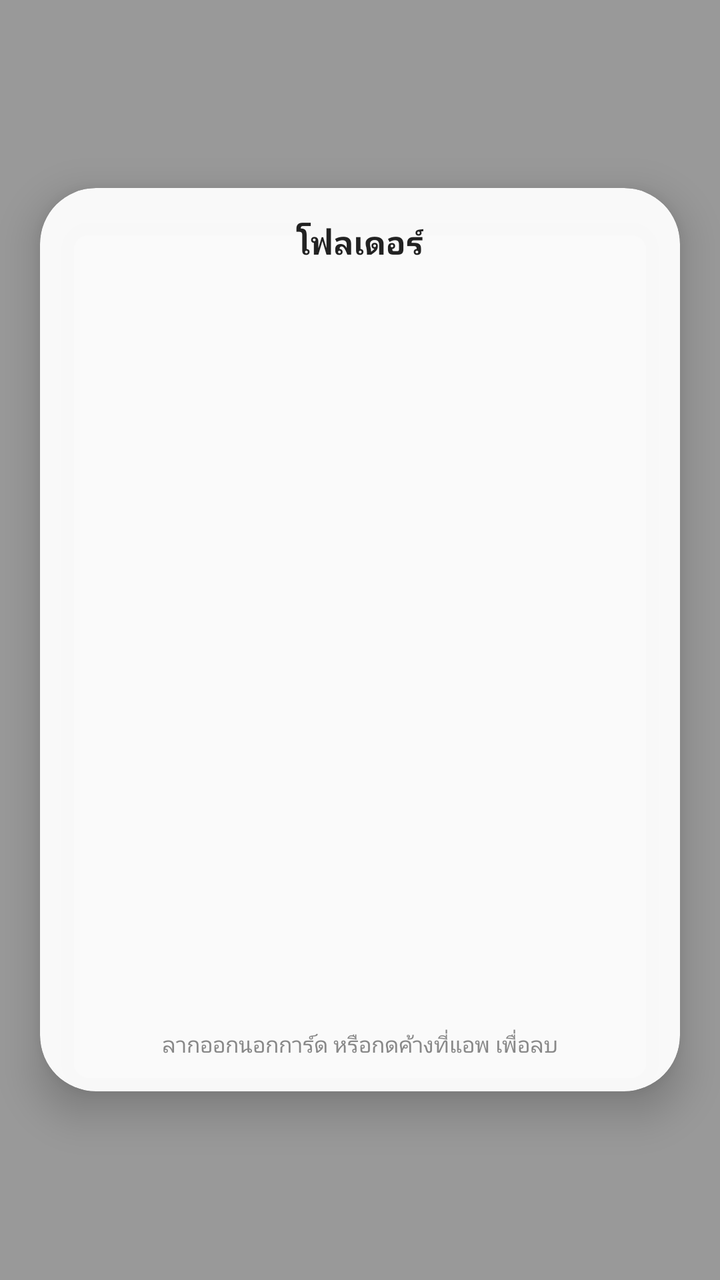
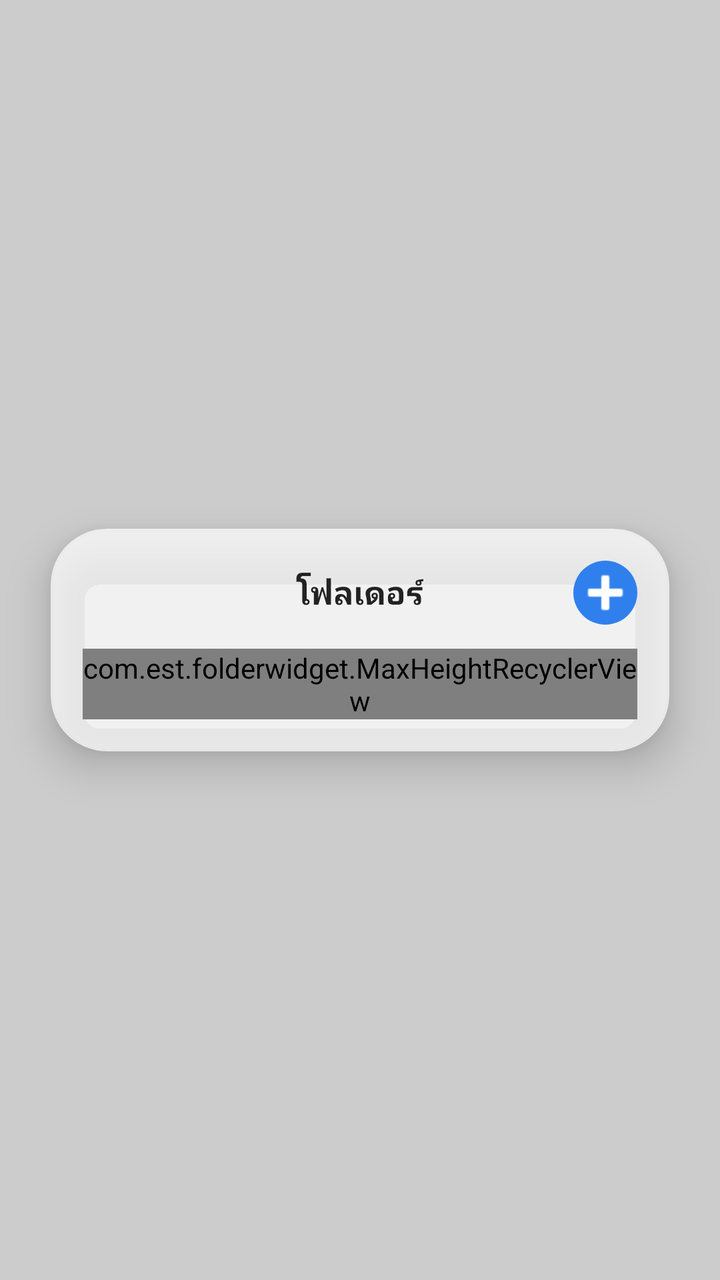

The first picture is an Android layout as it rendered before a commit; the second is the same layout after the commit. The layout source and the unified diff follow.
<!-- AndroidManifest.xml: application theme Theme.FolderWidget -->
<!-- res/layout/activity_popup.xml -->
<?xml version="1.0" encoding="utf-8"?>
<FrameLayout xmlns:android="http://schemas.android.com/apk/res/android"
    android:id="@+id/popup_root"
    android:layout_width="match_parent"
    android:layout_height="match_parent"
    android:background="@color/popup_scrim">

    
    <androidx.cardview.widget.CardView
        xmlns:app="http://schemas.android.com/apk/res-auto"
        android:id="@+id/popup_card"
        android:layout_width="320dp"
        android:layout_height="wrap_content"
        android:layout_gravity="center"
        app:cardCornerRadius="28dp"
        app:cardBackgroundColor="@color/popup_card_bg"
        app:cardElevation="12dp">

        <LinearLayout
            android:layout_width="match_parent"
            android:layout_height="wrap_content"
            android:orientation="vertical"
            android:padding="16dp">

            <TextView
                android:id="@+id/popup_title"
                android:layout_width="wrap_content"
                android:layout_height="wrap_content"
                android:layout_gravity="center_horizontal"
                android:textSize="16sp"
                android:textStyle="bold"
                android:textColor="#222222"
                android:paddingBottom="12dp"
                android:text="โฟลเดอร์" />

            <androidx.recyclerview.widget.RecyclerView
                android:id="@+id/popup_recycler"
                android:layout_width="match_parent"
                android:layout_height="360dp" />

            <TextView
                android:id="@+id/popup_hint"
                android:layout_width="wrap_content"
                android:layout_height="wrap_content"
                android:layout_gravity="center_horizontal"
                android:paddingTop="10dp"
                android:textSize="11sp"
                android:textColor="#888888"
                android:text="@string/remove_app" />
        </LinearLayout>
    </androidx.cardview.widget.CardView>
</FrameLayout>
<!-- resources referenced by this layout -->
<resources>
  <color name="popup_card_bg">#F2FFFFFF</color>
  <color name="popup_scrim">#66000000</color>
  <string name="remove_app">ลากออกนอกการ์ด หรือกดค้างที่แอพ เพื่อลบ</string>
  <style name="Theme.FolderWidget" parent="Theme.MaterialComponents.DayNight.NoActionBar" />
</resources>

<!-- the commit's change to res/layout/activity_popup.xml (unified diff, before → after) -->
@@ -1,5 +1,7 @@
 <?xml version="1.0" encoding="utf-8"?>
-<FrameLayout xmlns:android="http://schemas.android.com/apk/res/android"
+<androidx.constraintlayout.widget.ConstraintLayout
+    xmlns:android="http://schemas.android.com/apk/res/android"
+    xmlns:app="http://schemas.android.com/apk/res-auto"
     android:id="@+id/popup_root"
     android:layout_width="match_parent"
     android:layout_height="match_parent"
@@ -7,14 +9,18 @@
 
     
     <androidx.cardview.widget.CardView
-        xmlns:app="http://schemas.android.com/apk/res-auto"
         android:id="@+id/popup_card"
-        android:layout_width="320dp"
+        android:layout_width="0dp"
         android:layout_height="wrap_content"
-        android:layout_gravity="center"
         app:cardCornerRadius="28dp"
         app:cardBackgroundColor="@color/popup_card_bg"
-        app:cardElevation="12dp">
+        app:cardElevation="12dp"
+        app:layout_constraintWidth_percent="0.86"
+        app:layout_constraintWidth_max="420dp"
+        app:layout_constraintTop_toTopOf="parent"
+        app:layout_constraintBottom_toBottomOf="parent"
+        app:layout_constraintStart_toStartOf="parent"
+        app:layout_constraintEnd_toEndOf="parent">
 
         <LinearLayout
             android:layout_width="match_parent"
@@ -22,31 +28,121 @@
             android:orientation="vertical"
             android:padding="16dp">
 
-            <TextView
-                android:id="@+id/popup_title"
-                android:layout_width="wrap_content"
+            <FrameLayout
+                android:layout_width="match_parent"
                 android:layout_height="wrap_content"
-                android:layout_gravity="center_horizontal"
-                android:textSize="16sp"
-                android:textStyle="bold"
-                android:textColor="#222222"
-                android:paddingBottom="12dp"
-                android:text="โฟลเดอร์" />
+                android:paddingBottom="12dp">
 
-            <androidx.recyclerview.widget.RecyclerView
+                
+                <TextView
+                    android:id="@+id/popup_title"
+                    android:layout_width="wrap_content"
+                    android:layout_height="wrap_content"
+                    android:layout_gravity="center"
+                    android:textSize="16sp"
+                    android:textStyle="bold"
+                    android:textColor="#222222"
+                    android:padding="4dp"
+                    android:text="โฟลเดอร์" />
+
+                
+                <TextView
+                    android:id="@+id/popup_btn_done"
+                    android:layout_width="wrap_content"
+                    android:layout_height="wrap_content"
+                    android:layout_gravity="center_vertical|start"
+                    android:padding="4dp"
+                    android:textColor="@color/accent_blue"
+                    android:textStyle="bold"
+                    android:textSize="14sp"
+                    android:text="@string/done"
+                    android:visibility="gone" />
+
+                <ImageButton
+                    android:id="@+id/popup_btn_add"
+                    android:layout_width="32dp"
+                    android:layout_height="32dp"
+                    android:layout_gravity="center_vertical|end"
+                    android:background="@drawable/bg_add_button"
+                    android:contentDescription="@string/add_app"
+                    android:padding="6dp"
+                    android:src="@android:drawable/ic_input_add"
+                    app:tint="@android:color/white" />
+            </FrameLayout>
+
+            <com.est.folderwidget.MaxHeightRecyclerView
                 android:id="@+id/popup_recycler"
                 android:layout_width="match_parent"
-                android:layout_height="360dp" />
+                android:layout_height="wrap_content"
+                app:maxHeightDp="420" />
 
-            <TextView
-                android:id="@+id/popup_hint"
-                android:layout_width="wrap_content"
+            
+            <LinearLayout
+                android:id="@+id/dropzone_bar"
+                android:layout_width="match_parent"
                 android:layout_height="wrap_content"
-                android:layout_gravity="center_horizontal"
-                android:paddingTop="10dp"
-                android:textSize="11sp"
-                android:textColor="#888888"
-                android:text="@string/remove_app" />
+                android:orientation="horizontal"
+                android:layout_marginTop="10dp"
+                android:visibility="gone">
+
+                <LinearLayout
+                    android:id="@+id/dropzone_remove"
+                    android:layout_width="0dp"
+                    android:layout_height="wrap_content"
+                    android:layout_weight="1"
+                    android:layout_marginEnd="6dp"
+                    android:orientation="vertical"
+                    android:gravity="center"
+                    android:padding="10dp"
+                    android:background="@drawable/bg_dropzone">
+                    <ImageView
+                        android:layout_width="22dp"
+                        android:layout_height="22dp"
+                        android:src="@android:drawable/ic_menu_delete" />
+                    <TextView
+                        android:layout_width="wrap_content"
+                        android:layout_height="wrap_content"
+                        android:layout_marginTop="2dp"
+                        android:textSize="11sp"
+                        android:textColor="#444444"
+                        android:text="@string/menu_remove_from_folder" />
+                </LinearLayout>
+
+                <LinearLayout
+                    android:id="@+id/dropzone_uninstall"
+                    android:layout_width="0dp"
+                    android:layout_height="wrap_content"
+                    android:layout_weight="1"
+                    android:layout_marginStart="6dp"
+                    android:orientation="vertical"
+                    android:gravity="center"
+                    android:padding="10dp"
+                    android:background="@drawable/bg_dropzone">
+                    <ImageView
+                        android:layout_width="22dp"
+                        android:layout_height="22dp"
+                        android:src="@android:drawable/ic_menu_delete" />
+                    <TextView
+                        android:layout_width="wrap_content"
+                        android:layout_height="wrap_content"
+                        android:layout_marginTop="2dp"
+                        android:textSize="11sp"
+                        android:textColor="#444444"
+                        android:text="@string/menu_uninstall" />
+                </LinearLayout>
+            </LinearLayout>
         </LinearLayout>
     </androidx.cardview.widget.CardView>
-</FrameLayout>
+
+    
+    <FrameLayout
+        android:id="@+id/drag_overlay"
+        android:layout_width="match_parent"
+        android:layout_height="match_parent"
+        android:clickable="false"
+        android:focusable="false"
+        app:layout_constraintTop_toTopOf="parent"
+        app:layout_constraintBottom_toBottomOf="parent"
+        app:layout_constraintStart_toStartOf="parent"
+        app:layout_constraintEnd_toEndOf="parent" />
+</androidx.constraintlayout.widget.ConstraintLayout>
<!-- resource entries referenced after the edit -->
@@ -1,8 +1,24 @@
 <!-- resources referenced by this layout -->
 <resources>
-  <color name="popup_card_bg">#F2FFFFFF</color>
-  <color name="popup_scrim">#66000000</color>
-  <string name="remove_app">ลากออกนอกการ์ด หรือกดค้างที่แอพ เพื่อลบ</string>
+  <color name="accent_blue">#2F80ED</color>
+  <color name="popup_card_bg">#B8FFFFFF</color>
+  <color name="popup_scrim">#33000000</color>
+  <!-- drawable bg_add_button (drawable) -->
+  <?xml version="1.0" encoding="utf-8"?>
+  <shape xmlns:android="http://schemas.android.com/apk/res/android"
+      android:shape="oval">
+      <solid android:color="@color/accent_blue" />
+  </shape>
+  <!-- drawable bg_dropzone (drawable) -->
+  <?xml version="1.0" encoding="utf-8"?>
+  <shape xmlns:android="http://schemas.android.com/apk/res/android" android:shape="rectangle">
+      <solid android:color="#EFEFEF" />
+      <corners android:radius="16dp" />
+  </shape>
+  <string name="add_app">เพิ่มแอพ</string>
+  <string name="done">เสร็จ</string>
+  <string name="menu_remove_from_folder">ลบออกจากโฟลเดอร์</string>
+  <string name="menu_uninstall">ถอนการติดตั้ง</string>
   <style name="Theme.FolderWidget" parent="Theme.MaterialComponents.DayNight.NoActionBar" />
 </resources>
 
